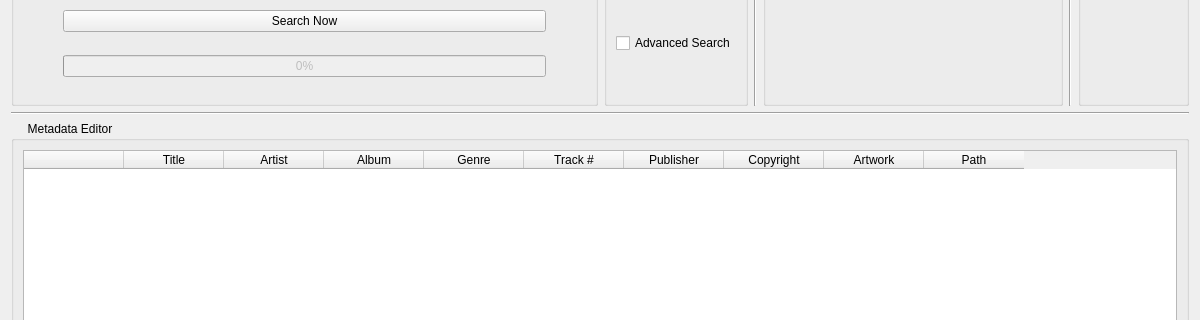
The window that modules/gui/qt/ui/extmetamanager.ui (ASantosVal/vlc) describes before a commit, drawn with Qt 5; both pictures show x 0 to 1200 and y 205 to 525 of the 1200 by 700 pixel window.
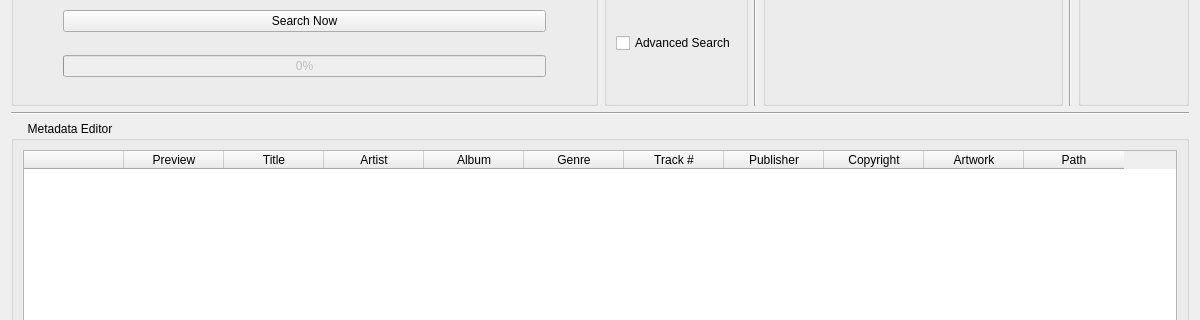
The same window after the commit.

Commit message: Add preview button

The edit to the form file:
```diff
--- a/modules/gui/qt/ui/extmetamanager.ui
+++ b/modules/gui/qt/ui/extmetamanager.ui
@@ -33,6 +33,11 @@
           <string notr="true"/>
          </property>
         </column>
+        <column>
+         <property name="text">
+          <string>Preview</string>
+         </property>
+        </column>
         <column>
          <property name="text">
           <string>Title</string>
```
The commit also changes 2 other files.
